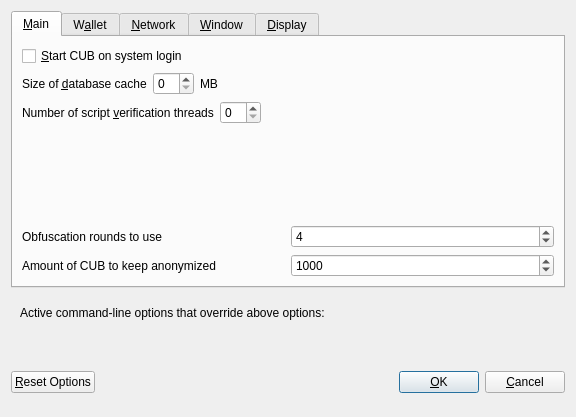
This is src/qt/forms/optionsdialog.ui in cubex-network/cubex as Qt 5 draws it before an edit. The edited form follows.
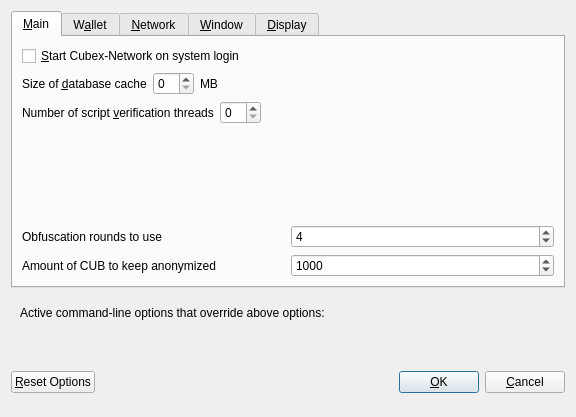
This is the edited form. Custom widgets are drawn as their Qt base class.

```diff
--- a/src/qt/forms/optionsdialog.ui
+++ b/src/qt/forms/optionsdialog.ui
@@ -33,7 +33,7 @@
           <string>Automatically start CUB after logging in to the system.</string>
          </property>
          <property name="text">
-          <string>&amp;Start CUB on system login</string>
+          <string>&amp;Start Cubex-Network on system login</string>
          </property>
         </widget>
        </item>
```
Left out of the diff: 10 changed lines with no effect on the pictures.
